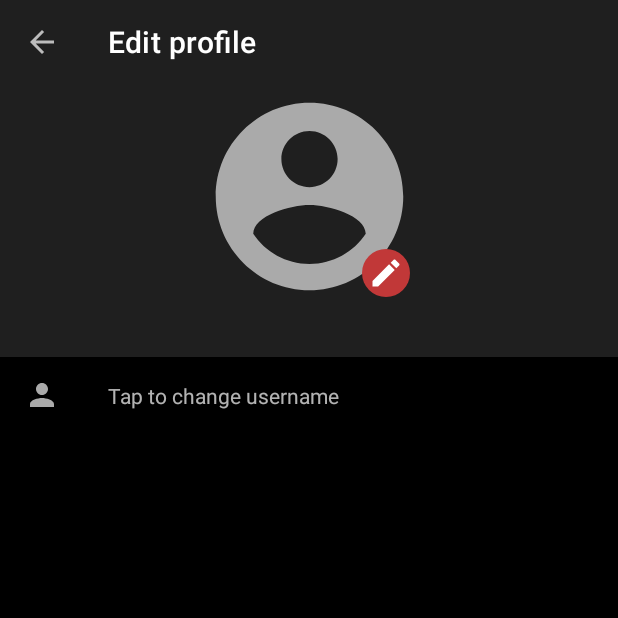
After one commit to Vitor238/Popcorn, an Android app: the EditProfileActivity screen opened directly, with no data from a screen before it, on a phone screen of 412 x 824 dp, the top half of it. The commit adds this screen. Run offline under Robolectric (Android 15) with nearby library versions, the phone set to English and light mode, and no system bars; our stand-ins replace Firebase (no records; nobody signed in at launch, a user with empty details on screens opened directly), androidx.preference.

Commit message:
Edit profile screen added.

```diff
--- a/app/build.gradle
+++ b/app/build.gradle
@@ -53,9 +53,9 @@ dependencies {
     //Firebase
     implementation platform('com.google.firebase:firebase-bom:26.1.0')
     implementation 'com.google.firebase:firebase-analytics-ktx'
-    implementation 'com.google.firebase:firebase-firestore'
-    implementation 'com.google.firebase:firebase-auth'
-    implementation 'com.google.firebase:firebase-firestore'
+    implementation 'com.google.firebase:firebase-firestore-ktx'
+    implementation 'com.google.firebase:firebase-auth-ktx'
+    implementation 'com.google.firebase:firebase-storage-ktx'
 
     //Google Play Services
     implementation 'com.google.android.gms:play-services-auth:19.0.0'
--- a/app/src/main/AndroidManifest.xml
+++ b/app/src/main/AndroidManifest.xml
@@ -1,6 +1,9 @@
 <?xml version="1.0" encoding="utf-8"?>
 <manifest xmlns:android="http://schemas.android.com/apk/res/android"
     package="com.vitor238.popcorn">
+
+    <uses-permission android:name="android.permission.READ_EXTERNAL_STORAGE" />
+    <uses-permission android:name="android.permission.INTERNET" />
 
     <application
         android:allowBackup="true"
@@ -9,6 +12,7 @@
         android:roundIcon="@mipmap/ic_launcher_round"
         android:supportsRtl="true"
         android:theme="@style/Theme.Popcorn">
+        <activity android:name=".view.EditProfileActivity" />
         <activity android:name=".view.SettingsActivity" />
         <activity android:name=".view.SignupActivity" />
         <activity android:name=".view.LoginActivity" />
--- a/app/src/main/java/com/vitor238/popcorn/utils/FirestoreRefs.kt
+++ b/app/src/main/java/com/vitor238/popcorn/utils/FirestoreReferences.kt
@@ -3,7 +3,7 @@ package com.vitor238.popcorn.utils
 import com.google.firebase.firestore.CollectionReference
 import com.google.firebase.firestore.FirebaseFirestore
 
-object FirestoreRefs {
+object FirestoreReferences {
 
     private val rootRef = FirebaseFirestore.getInstance()
 
--- /dev/null
+++ b/app/src/main/java/com/vitor238/popcorn/view/EditProfileActivity.kt
@@ -0,0 +1,102 @@
+package com.vitor238.popcorn.view
+
+import android.Manifest
+import android.app.Activity
+import android.content.Intent
+import android.content.pm.PackageManager
+import android.os.Build
+import android.os.Bundle
+import androidx.appcompat.widget.Toolbar
+import androidx.lifecycle.ViewModelProvider
+import com.bumptech.glide.Glide
+import com.bumptech.glide.request.RequestOptions
+import com.vitor238.popcorn.R
+import com.vitor238.popcorn.viewmodel.ProfileViewModel
+import kotlinx.android.synthetic.main.activity_edit_profile.*
+
+class EditProfileActivity : BaseActivity() {
+
+    private lateinit var profileViewModel: ProfileViewModel
+
+    override fun onCreate(savedInstanceState: Bundle?) {
+        super.onCreate(savedInstanceState)
+        setContentView(R.layout.activity_edit_profile)
+
+        setupToolbar(
+            toolbar = toolbar as Toolbar,
+            showBackButton = true,
+            titleIdRes = R.string.edit_profile
+        )
+
+        supportFragmentManager.beginTransaction()
+            .replace(R.id.conteiner, ProfilePreferences())
+            .commit()
+
+        profileViewModel = ViewModelProvider(this).get(ProfileViewModel::class.java)
+        profileViewModel.getFirestoreUser()
+        profileViewModel.firestoreUserLiveData.observe(this) { user ->
+
+            Glide.with(this)
+                .load(user?.photoUrl)
+                .circleCrop()
+                .apply(RequestOptions.placeholderOf(R.drawable.ic_baseline_account_circle_24))
+                .into(image_profile)
+        }
+
+        profileViewModel.newPhotoUrlMutableLiveData.observe(this) { newPhotoUrl ->
+            newPhotoUrl?.let {
+                profileViewModel.updateFirestorePhoto(it)
+                profileViewModel.updateAuthPhoto(it)
+            }
+        }
+
+        image_chage_photo.setOnClickListener {
+            if (Build.VERSION.SDK_INT >= Build.VERSION_CODES.M) {
+                if (checkSelfPermission(Manifest.permission.READ_EXTERNAL_STORAGE) == PackageManager.PERMISSION_DENIED) {
+                    val permissions = arrayOf(Manifest.permission.READ_EXTERNAL_STORAGE)
+                    requestPermissions(permissions, PERMISSION_CODE)
+                } else {
+                    openGallery()
+                }
+            }
+        }
+    }
+
+    override fun onRequestPermissionsResult(
+        requestCode: Int,
+        permissions: Array<out String>,
+        grantResults: IntArray
+    ) {
+        super.onRequestPermissionsResult(requestCode, permissions, grantResults)
+
+        if (requestCode == PERMISSION_CODE) {
+            if (grantResults[0] == PackageManager.PERMISSION_GRANTED) {
+                openGallery()
+            }
+        }
+    }
+
+    override fun onActivityResult(requestCode: Int, resultCode: Int, data: Intent?) {
+        super.onActivityResult(requestCode, resultCode, data)
+        if (requestCode == GALLERY_CODE && resultCode == Activity.RESULT_OK) {
+
+            data?.data?.let { imageUri ->
+                val inputStream = contentResolver.openInputStream(imageUri)
+                if (inputStream != null) {
+                    profileViewModel.uploadNewProfilePicture(inputStream)
+                }
+            }
+        }
+    }
+
+    private fun openGallery() {
+        val intent = Intent(Intent.ACTION_PICK)
+        intent.type = "image/*"
+        startActivityForResult(intent, GALLERY_CODE)
+    }
+
+    companion object {
+        private const val PERMISSION_CODE = 10
+        private const val GALLERY_CODE = 20
+    }
+}
--- /dev/null
+++ b/app/src/main/java/com/vitor238/popcorn/view/ProfilePreferences.kt
@@ -0,0 +1,42 @@
+package com.vitor238.popcorn.view
+
+import android.os.Bundle
+import android.view.LayoutInflater
+import android.view.View
+import android.view.ViewGroup
+import androidx.core.content.ContextCompat
+import androidx.lifecycle.ViewModelProvider
+import androidx.preference.Preference
+import androidx.preference.PreferenceFragmentCompat
+import com.vitor238.popcorn.R
+import com.vitor238.popcorn.viewmodel.ProfileViewModel
+
+class ProfilePreferences : PreferenceFragmentCompat() {
+    override fun onCreateView(
+        inflater: LayoutInflater,
+        container: ViewGroup?,
+        savedInstanceState: Bundle?
+    ): View? {
+        val view = super.onCreateView(inflater, container, savedInstanceState)
+        view?.setBackgroundColor(ContextCompat.getColor(view.context, R.color.black))
+        return view
+    }
+
+    override fun onCreatePreferences(savedInstanceState: Bundle?, rootKey: String?) {
+        setPreferencesFromResource(R.xml.preferences_profile, rootKey)
+        val prefUserName = findPreference<Preference>("userName")
+
+        val profileViewModel = ViewModelProvider(this).get(ProfileViewModel::class.java)
+        profileViewModel.getFirestoreUser()
+        profileViewModel.firestoreUserLiveData.observe(this) { user ->
+            prefUserName?.title = user?.name
+        }
+
+        prefUserName?.onPreferenceChangeListener =
+            Preference.OnPreferenceChangeListener { _, newValue ->
+                profileViewModel.updateFirestoreName(newValue.toString())
+                profileViewModel.updateAuthName(newValue.toString())
+                true
+            }
+    }
+}
--- a/app/src/main/java/com/vitor238/popcorn/viewmodel/ProfileViewModel.kt
+++ b/app/src/main/java/com/vitor238/popcorn/viewmodel/ProfileViewModel.kt
@@ -1,15 +1,17 @@
 package com.vitor238.popcorn.viewmodel
 
+import androidx.lifecycle.LifecycleObserver
 import androidx.lifecycle.MutableLiveData
 import androidx.lifecycle.ViewModel
 import com.vitor238.popcorn.model.ProfileRepository
 import com.vitor238.popcorn.model.User
+import java.io.InputStream
 
-class ProfileViewModel : ViewModel() {
-    val profileRepository = ProfileRepository()
+class ProfileViewModel : ViewModel(), LifecycleObserver {
+    private val profileRepository = ProfileRepository()
     val firestoreUserCreatedLiveData: MutableLiveData<Boolean>
     val firestoreUserLiveData: MutableLiveData<User?>
-
+    val newPhotoUrlMutableLiveData: MutableLiveData<String?>
 
     fun saveUserOnFirestore(user: User) {
         profileRepository.saveUserInFirestore(user)
@@ -19,8 +21,29 @@ class ProfileViewModel : ViewModel() {
         profileRepository.getCurrentFirestoreUser()
     }
 
+    fun updateFirestoreName(newName: String) {
+        profileRepository.updateFirestoreName(newName)
+    }
+
+    fun updateAuthName(newName: String) {
+        profileRepository.updateAuthName(newName)
+    }
+
+    fun uploadNewProfilePicture(inputStream: InputStream) {
+        profileRepository.uploadProfilePicture(inputStream)
+    }
+
+    fun updateAuthPhoto(newPhoto: String) {
+        profileRepository.updateAuthPhoto(newPhoto)
+    }
+
+    fun updateFirestorePhoto(newPhoto: String) {
+        profileRepository.updateFirestorePhoto(newPhoto)
+    }
+
     init {
         firestoreUserCreatedLiveData = profileRepository.firestoreUserCreatedLiveData
         firestoreUserLiveData = profileRepository.firestoreUserMutableLiveData
+        newPhotoUrlMutableLiveData = profileRepository.newPhotoUrlMutableLiveData
     }
 }
--- /dev/null
+++ b/app/src/main/res/drawable/ic_baseline_edit_white_24.xml
@@ -0,0 +1,10 @@
+<vector xmlns:android="http://schemas.android.com/apk/res/android"
+    android:width="24dp"
+    android:height="24dp"
+    android:tint="@color/white"
+    android:viewportWidth="24"
+    android:viewportHeight="24">
+    <path
+        android:fillColor="@android:color/white"
+        android:pathData="M3,17.25V21h3.75L17.81,9.94l-3.75,-3.75L3,17.25zM20.71,7.04c0.39,-0.39 0.39,-1.02 0,-1.41l-2.34,-2.34c-0.39,-0.39 -1.02,-0.39 -1.41,0l-1.83,1.83 3.75,3.75 1.83,-1.83z" />
+</vector>
--- /dev/null
+++ b/app/src/main/res/drawable/ic_baseline_person_24.xml
@@ -0,0 +1,10 @@
+<vector xmlns:android="http://schemas.android.com/apk/res/android"
+    android:width="24dp"
+    android:height="24dp"
+    android:tint="@color/light_gray"
+    android:viewportWidth="24"
+    android:viewportHeight="24">
+    <path
+        android:fillColor="@android:color/white"
+        android:pathData="M12,12c2.21,0 4,-1.79 4,-4s-1.79,-4 -4,-4 -4,1.79 -4,4 1.79,4 4,4zM12,14c-2.67,0 -8,1.34 -8,4v2h16v-2c0,-2.66 -5.33,-4 -8,-4z" />
+</vector>
--- /dev/null
+++ b/app/src/main/res/drawable/ic_edit_circle.xml
@@ -0,0 +1,16 @@
+<?xml version="1.0" encoding="utf-8"?>
+<layer-list xmlns:android="http://schemas.android.com/apk/res/android">
+    <item>
+        <shape android:shape="oval">
+            <solid android:color="@color/dark_red" />
+            <size
+                android:width="32dp"
+                android:height="32dp" />
+        </shape>
+    </item>
+
+    <item
+        android:drawable="@drawable/ic_baseline_edit_white_24"
+        android:gravity="center" />
+
+</layer-list>
--- /dev/null
+++ b/app/src/main/res/layout/activity_edit_profile.xml
@@ -0,0 +1,53 @@
+<?xml version="1.0" encoding="utf-8"?>
+<androidx.constraintlayout.widget.ConstraintLayout xmlns:android="http://schemas.android.com/apk/res/android"
+    xmlns:app="http://schemas.android.com/apk/res-auto"
+    xmlns:tools="http://schemas.android.com/tools"
+    android:layout_width="match_parent"
+    android:layout_height="match_parent"
+    android:gravity="center_horizontal"
+    android:orientation="vertical"
+    tools:context=".view.EditProfileActivity">
+
+    <androidx.appcompat.widget.Toolbar
+        android:id="@+id/toolbar"
+        android:layout_width="match_parent"
+        android:layout_height="?attr/actionBarSize"
+        app:layout_constraintEnd_toEndOf="parent"
+        app:layout_constraintStart_toStartOf="parent"
+        app:layout_constraintTop_toTopOf="parent" />
+
+    <ImageView
+        android:id="@+id/image_profile"
+        android:layout_width="150dp"
+        android:layout_height="150dp"
+        android:layout_gravity="center_horizontal"
+        android:layout_marginStart="@dimen/margin_signup"
+        android:layout_marginEnd="@dimen/margin_signup"
+        android:contentDescription="@string/profile_picture"
+        android:src="@drawable/ic_baseline_account_circle_24"
+        app:layout_constraintEnd_toEndOf="parent"
+        app:layout_constraintStart_toStartOf="parent"
+        app:layout_constraintTop_toBottomOf="@+id/toolbar" />
+
+    <ImageView
+        android:id="@+id/image_chage_photo"
+        android:layout_width="wrap_content"
+        android:layout_height="wrap_content"
+        android:layout_marginEnd="8dp"
+        android:layout_marginBottom="8dp"
+        android:contentDescription="@string/change_profile_picture"
+        android:src="@drawable/ic_edit_circle"
+        app:layout_constraintBottom_toBottomOf="@+id/image_profile"
+        app:layout_constraintEnd_toEndOf="@+id/image_profile" />
+
+    <FrameLayout
+        android:id="@+id/conteiner"
+        android:layout_width="match_parent"
+        android:layout_height="0dp"
+        android:layout_marginTop="32dp"
+        android:background="@color/black"
+        app:layout_constraintBottom_toBottomOf="parent"
+        app:layout_constraintEnd_toEndOf="parent"
+        app:layout_constraintStart_toStartOf="parent"
+        app:layout_constraintTop_toBottomOf="@+id/image_profile" />
+</androidx.constraintlayout.widget.ConstraintLayout>
--- a/app/src/main/res/values/strings.xml
+++ b/app/src/main/res/values/strings.xml
@@ -27,4 +27,10 @@
     <string name="profile_picture">Profile picture</string>
     <string name="this_user_is_not_registered">This user is not registered</string>
     <string name="edit_profile">Edit profile</string>
+    <string name="name">Name</string>
+    <string name="save">Save</string>
+    <string name="settings">Settings</string>
+    <string name="enter_your_new_username">Enter your new username</string>
+    <string name="tap_to_change_username">Tap to change username</string>
+    <string name="change_profile_picture">Change profile picture</string>
 </resources>
--- /dev/null
+++ b/app/src/main/res/xml/preferences_profile.xml
@@ -0,0 +1,11 @@
+<?xml version="1.0" encoding="utf-8"?>
+<androidx.preference.PreferenceScreen xmlns:android="http://schemas.android.com/apk/res/android"
+    xmlns:tools="http://schemas.android.com/tools">
+    <EditTextPreference
+        android:dialogTitle="@string/enter_your_new_username"
+        android:icon="@drawable/ic_baseline_person_24"
+        android:key="userName"
+        android:summary="@string/tap_to_change_username"
+        tools:title="John doe" />
+
+</androidx.preference.PreferenceScreen>
```
Also changed, not shown: app/src/main/java/com/vitor238/popcorn/model/ProfileRepository.kt (+81 -7 lines), app/src/main/java/com/vitor238/popcorn/utils/FirebaseStorageReferences.kt (added, +17 -0 lines), app/src/main/java/com/vitor238/popcorn/view/MainPreferences.kt (+7 -0 lines), app/src/main/java/com/vitor238/popcorn/view/SettingsActivity.kt (+7 -4 lines), app/src/main/res/layout/activity_settings.xml (+1 -10 lines), 1 other file.
